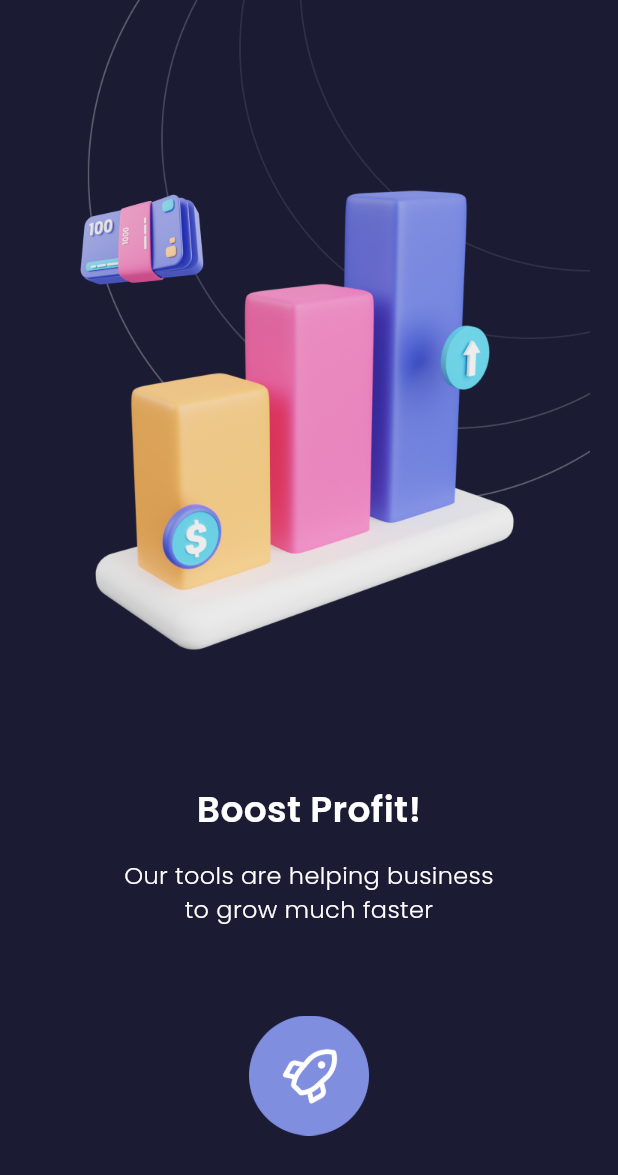
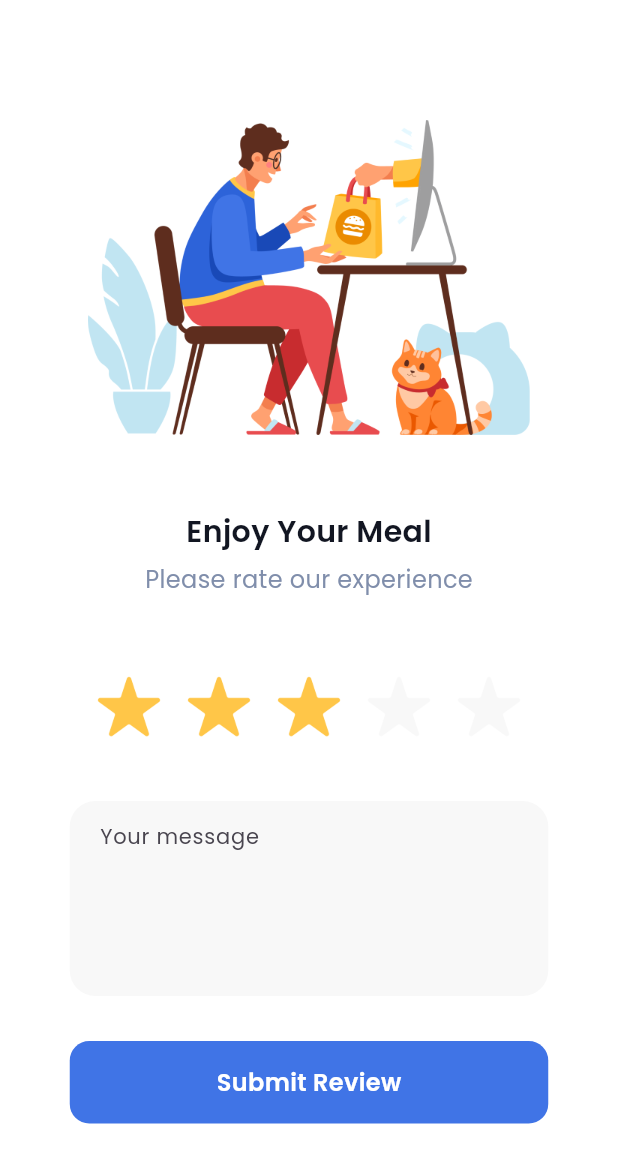
Before and after one commit to DhafaAryanda/Latihan-Slicing-Flutter, a Flutter app: the screen it shows after launch, on a phone screen of 412 x 824 dp. Shown: the top 1175 px of the screen. Run offline on Flutter 3.47's test engine with Material 3 defaults, Android fonts, the phone set to English and light mode, and no system bars; our stand-ins replace google_fonts.

Commit message:
add: first_rating, second_rating

```diff
--- a/lib/main.dart
+++ b/lib/main.dart
@@ -1,9 +1,11 @@
 import 'package:flutter/material.dart';
 import 'package:sevendays/pages/first_empty.dart';
+import 'package:sevendays/pages/first_rating.dart';
 import 'package:sevendays/pages/first_signin.dart';
 import 'package:sevendays/pages/first_splash.dart';
 import 'package:sevendays/pages/first_started.dart';
 import 'package:sevendays/pages/second_empty.dart';
+import 'package:sevendays/pages/second_rating.dart';
 import 'package:sevendays/pages/second_signin.dart';
 import 'package:sevendays/pages/second_splash.dart';
 import 'package:sevendays/pages/second_started.dart';
@@ -17,7 +19,7 @@
   Widget build(BuildContext context) {
     return MaterialApp(
       debugShowCheckedModeBanner: false,
-      home: SecondEmpty(),
+      home: SecondRating(),
     );
   }
 }
--- /dev/null
+++ b/lib/pages/second_rating.dart
@@ -0,0 +1,87 @@
+import 'package:flutter/material.dart';
+import 'package:sevendays/widgets/theme.dart';
+
+class SecondRating extends StatelessWidget {
+  @override
+  Widget build(BuildContext context) {
+    return Scaffold(
+      backgroundColor: Colors.white,
+      body: Padding(
+        padding: const EdgeInsets.only(top: 80, left: 28, right: 28),
+        child: Column(
+          children: [
+            Center(
+              child: Image.asset(
+                'assets/office_illustration.png',
+                width: 295,
+                height: 210,
+              ),
+            ),
+            SizedBox(
+              height: 50,
+            ),
+            Text(
+              'Enjoy Your Meal',
+              style: firstTextStyle,
+            ),
+            SizedBox(
+              height: 6,
+            ),
+            Text(
+              'Please rate our experience',
+              style: subTextStyle,
+            ),
+            SizedBox(
+              height: 50,
+            ),
+            Center(
+              child: Image.asset(
+                'assets/star.png',
+                width: 290,
+                height: 50,
+              ),
+            ),
+            SizedBox(
+              height: 36,
+            ),
+            Container(
+              width: 319,
+              height: 130,
+              decoration: BoxDecoration(
+                color: Color(0xffF8F8F8),
+                borderRadius: BorderRadius.circular(17),
+              ),
+              child: TextFormField(
+                style: messageTextStyle,
+                maxLines: null,
+                decoration: InputDecoration(
+                  hintText: 'Your message',
+                  border: OutlineInputBorder(
+                    borderSide: BorderSide.none,
+                    borderRadius: BorderRadius.circular(17),
+                  ),
+                  contentPadding:
+                      EdgeInsets.symmetric(horizontal: 16, vertical: 8),
+                ),
+              ),
+            ),
+            SizedBox(
+              height: 30,
+            ),
+            Container(
+              width: 319,
+              height: 55,
+              decoration: BoxDecoration(
+                color: Color(0xff4074E6),
+                borderRadius: BorderRadius.circular(13),
+              ),
+              child: Align(
+                child: Text('Submit Review', style: rateTextStyle),
+              ),
+            ),
+          ],
+        ),
+      ),
+    );
+  }
+}
--- a/lib/widgets/theme.dart
+++ b/lib/widgets/theme.dart
@@ -35,3 +35,45 @@
   fontSize: 16,
   fontWeight: FontWeight.w300,
 );
+
+// Rating One
+TextStyle foodTextStyle = GoogleFonts.poppins(
+  color: whiteColor,
+  fontSize: 24,
+  fontWeight: FontWeight.w600,
+);
+
+TextStyle pricingTextStyle = GoogleFonts.poppins(
+  color: whiteColor,
+  fontSize: 20,
+);
+
+TextStyle questionTextStyle = GoogleFonts.poppins(
+  color: whiteColor,
+  fontSize: 18,
+  fontWeight: FontWeight.w500,
+);
+
+TextStyle rateTextStyle = GoogleFonts.poppins(
+  color: whiteColor,
+  fontSize: 16,
+  fontWeight: FontWeight.w600,
+);
+
+// Rating Two
+
+TextStyle firstTextStyle = GoogleFonts.poppins(
+  color: Color(0xff121622),
+  fontSize: 20,
+  fontWeight: FontWeight.w600,
+);
+
+TextStyle subTextStyle = GoogleFonts.poppins(
+  color: Color(0xff808EAB),
+  fontSize: 16,
+);
+
+TextStyle messageTextStyle = GoogleFonts.poppins(
+  color: Color(0xff808EAB),
+  fontSize: 14,
+);
```
Also changed, not shown: lib/pages/first_rating.dart (added, +102 -0 lines), assets/emoji_four.png (added), assets/emoji_one.png (added), assets/emoji_three.png (added), assets/emoji_two.png (added), assets/office_illustration.png (added), assets/pizza.png (added), assets/star.png (added).
